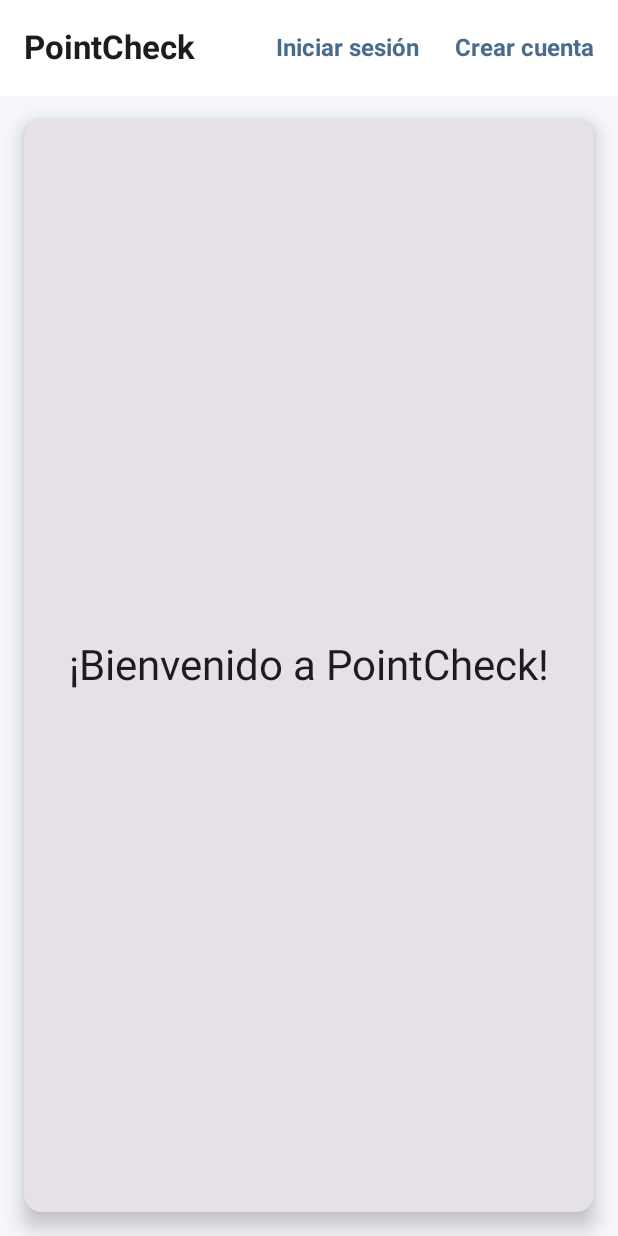
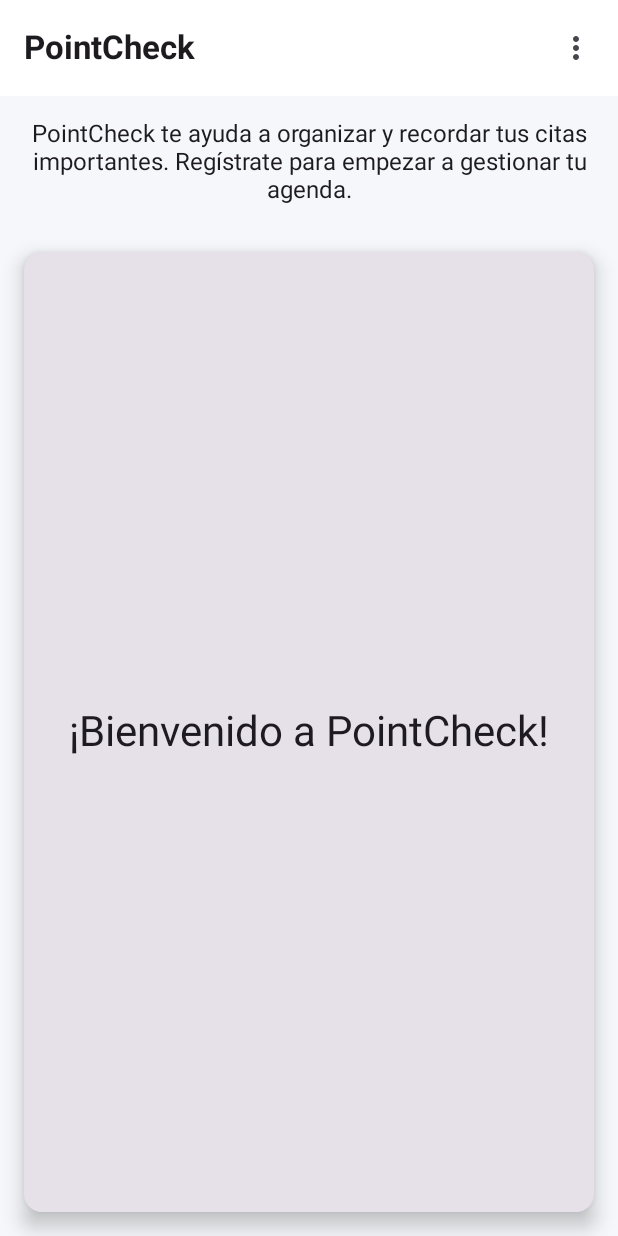
Before and after one commit to ismaeljim/PointCheck, an Android app built with Jetpack Compose: the screen it shows after launch (MainActivity), on a phone screen of 412 x 824 dp. Run offline under Robolectric (Android 15) with nearby library versions, the phone set to English and light mode, and no system bars.

Commit message:
se añade funcion de modificar y asi queda completo el crud, ademas de diseño visual

```diff
--- a/app/src/main/java/com/pointcheck/data/dao/ReservationDao.kt
+++ b/app/src/main/java/com/pointcheck/data/dao/ReservationDao.kt
@@ -4,6 +4,7 @@ import androidx.room.Dao
 import androidx.room.Insert
 import androidx.room.OnConflictStrategy
 import androidx.room.Query
+import androidx.room.Update
 import com.pointcheck.model.Reservation
 import kotlinx.coroutines.flow.Flow
 
@@ -15,8 +16,11 @@ interface ReservationDao {
     @Insert(onConflict = OnConflictStrategy.REPLACE)
     suspend fun insertReservation(reservation: Reservation)
 
+    @Update
+    suspend fun updateReservation(reservation: Reservation)
+
     @Query("DELETE FROM reservations WHERE id = :id")
-    suspend fun deleteReservation(id: Long)
+    suspend fun deleteReservation(id: Int)
 
     @Query("SELECT * FROM reservations WHERE userEmail = :userEmail AND epochMillis >= :currentTime ORDER BY epochMillis ASC")
     fun getUpcomingReservations(userEmail: String, currentTime: Long): Flow<List<Reservation>>
--- a/app/src/main/java/com/pointcheck/ui/screens/DashboardScreen.kt
+++ b/app/src/main/java/com/pointcheck/ui/screens/DashboardScreen.kt
@@ -4,6 +4,8 @@ import androidx.compose.foundation.ExperimentalFoundationApi
 import androidx.compose.foundation.layout.*
 import androidx.compose.foundation.pager.HorizontalPager
 import androidx.compose.foundation.pager.rememberPagerState
+import androidx.compose.material.icons.Icons
+import androidx.compose.material.icons.filled.MoreVert
 import androidx.compose.material3.*
 import androidx.compose.runtime.*
 import androidx.compose.ui.Alignment
@@ -23,6 +25,7 @@ fun DashboardScreen(nav: NavController) {
     val context = LocalContext.current
     val prefs = UserPreferences(context)
     var isLogged by remember { mutableStateOf(false) }
+    var showMenu by remember { mutableStateOf(false) }
 
     // Comprobamos el estado de la sesión una sola vez
     LaunchedEffect(Unit) {
@@ -40,16 +43,15 @@ fun DashboardScreen(nav: NavController) {
             TopAppBar(
                 title = { Text("PointCheck") },
                 actions = {
-                    if (isLogged) {
-                        TextButton(onClick = { nav.navigate(Screen.Profile.route) }) {
-                            Text("Perfil")
-                        }
-                    } else {
-                        TextButton(onClick = { nav.navigate(Screen.Login.route) }) {
-                            Text("Iniciar sesión")
-                        }
-                        TextButton(onClick = { nav.navigate(Screen.Register.route) }) {
-                            Text("Crear cuenta")
+                    IconButton(onClick = { showMenu = true }) {
+                        Icon(Icons.Default.MoreVert, contentDescription = "Más opciones")
+                    }
+                    DropdownMenu(expanded = showMenu, onDismissRequest = { showMenu = false }) {
+                        if (isLogged) {
+                            DropdownMenuItem(text = { Text("Perfil") }, onClick = { nav.navigate(Screen.Profile.route); showMenu = false })
+                        } else {
+                            DropdownMenuItem(text = { Text("Iniciar sesión") }, onClick = { nav.navigate(Screen.Login.route); showMenu = false })
+                            DropdownMenuItem(text = { Text("Crear cuenta") }, onClick = { nav.navigate(Screen.Register.route); showMenu = false })
                         }
                     }
                 }
@@ -61,6 +63,14 @@ fun DashboardScreen(nav: NavController) {
                 .padding(pad)
                 .fillMaxSize()
         ) {
+            // Texto explicativo
+            Text(
+                text = "PointCheck te ayuda a organizar y recordar tus citas importantes. Regístrate para empezar a gestionar tu agenda.",
+                style = MaterialTheme.typography.bodyLarge,
+                textAlign = TextAlign.Center,
+                modifier = Modifier.padding(16.dp)
+            )
+
             HorizontalPager(
                 state = pagerState,
                 modifier = Modifier
--- a/app/src/main/java/com/pointcheck/ui/screens/RegisterScreen.kt
+++ b/app/src/main/java/com/pointcheck/ui/screens/RegisterScreen.kt
@@ -124,7 +124,9 @@ fun RegisterScreen(
                 onClick = {
                     vm.save {
                         scope.launch { snackbar.showSnackbar("Registro exitoso") }
-                        nav.navigate(Screen.Login.route)
+                        nav.navigate(Screen.Profile.route) {
+                            popUpTo(Screen.Dashboard.route)
+                        }
                     }
                 },
                 enabled = s.isValid,
```
Also changed, not shown: app/src/main/java/com/pointcheck/data/prefs/UserPreferences.kt (+3 -4 lines), app/src/main/java/com/pointcheck/repository/RoomRepository.kt (+8 -5 lines), app/src/main/java/com/pointcheck/ui/screens/ProfileScreen.kt (+15 -25 lines), app/src/main/java/com/pointcheck/ui/screens/ScheduledScreen.kt (+41 -18 lines), app/src/main/java/com/pointcheck/viewmodel/ReservationViewModel.kt (+8 -1 lines), app/src/main/java/com/pointcheck/viewmodel/ScheduledViewModel.kt (+10 -2 lines), 614 other files.
